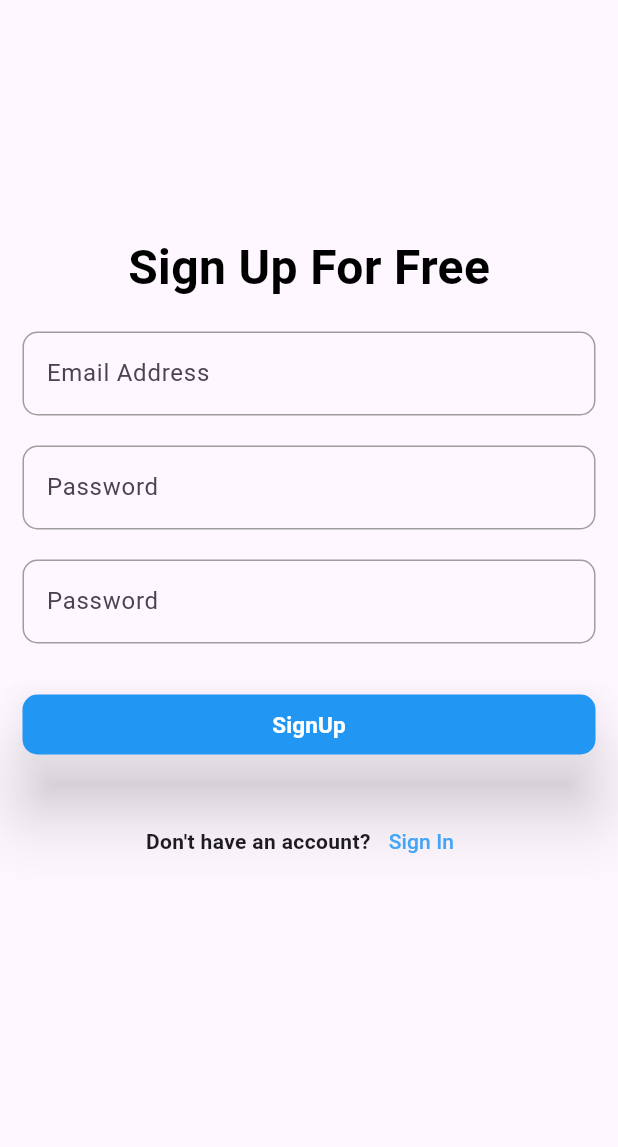
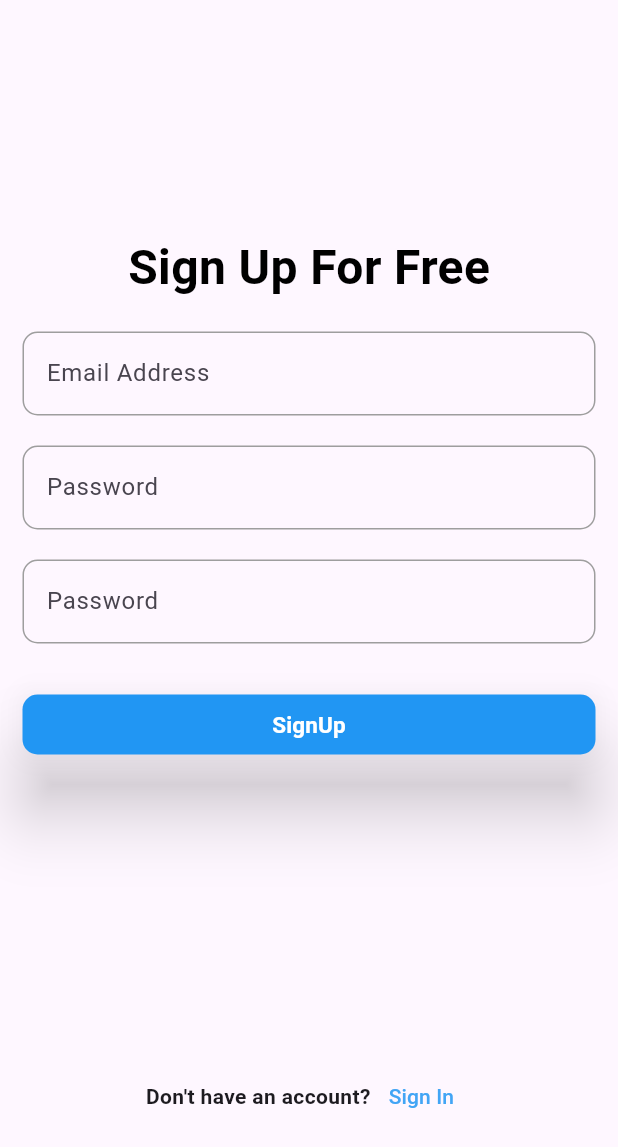
Before and after one commit to abilbabu/loginpagedemo, a Flutter app: the screen it shows after launch, after a tap on "SignUp", on a phone screen of 412 x 824 dp. Shown: the top 1147 px of the screen. Run offline on Flutter 3.47's test engine with Material 3 defaults, Android fonts, the phone set to English and light mode, and no system bars.

Commit message:
sizedbox(row) hight changed

```diff
--- a/lib/view/signin/signin.dart
+++ b/lib/view/signin/signin.dart
@@ -122,7 +122,7 @@ class _SigninPageState extends State<SigninPage> {
                           ),
                         ],
                       ),
-                      SizedBox(height: 30),
+                      SizedBox(height: 10),
                       Container(
                         width: double.infinity,
                         child: ElevatedButton(
@@ -154,7 +154,7 @@ class _SigninPageState extends State<SigninPage> {
                           ),
                         ),
                       ),
-                      SizedBox(height: 30),
+                      SizedBox(height: 200),
                       Row(
                         mainAxisAlignment: MainAxisAlignment.center,
                         children: [
--- a/lib/view/signup/singup.dart
+++ b/lib/view/signup/singup.dart
@@ -153,7 +153,7 @@ class _SignUpPageState extends State<SignUpPage> {
                           ),
                         ),
                       ),
-                      SizedBox(height: 30),
+                      SizedBox(height: 200),
                       Row(
                         mainAxisAlignment: MainAxisAlignment.center,
                         children: [
```
